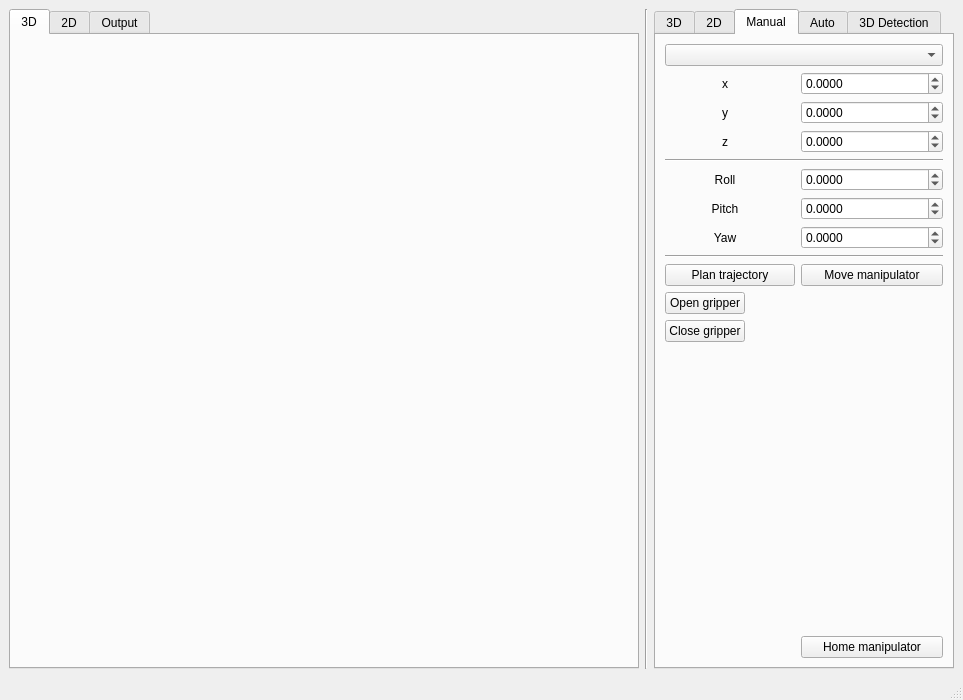
This is ui/main_window.ui in bj0rkedal/agilus_master_project as Qt 5 draws it before an edit. The edited form follows.
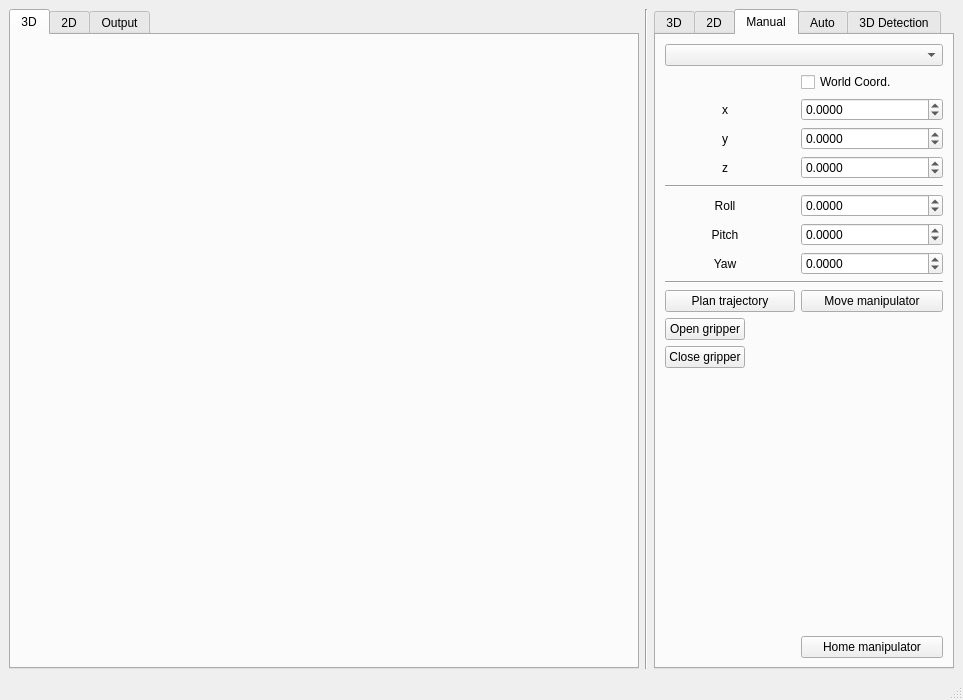
This is the edited form. The open tabs and pages were chosen to show the change. Icons and pictures are not drawn.

Commit message: Added world coordinate mode to manual mode and some small changes

Patch:
```diff
--- a/ui/main_window.ui
+++ b/ui/main_window.ui
@@ -37,7 +37,7 @@
        </size>
       </property>
       <property name="currentIndex">
-       <number>3</number>
+       <number>2</number>
       </property>
       <widget class="QWidget" name="tab_4">
        <attribute name="title">
@@ -442,7 +442,7 @@
           </property>
          </widget>
         </item>
-        <item row="1" column="0">
+        <item row="2" column="0">
          <widget class="QLabel" name="label_4">
           <property name="minimumSize">
            <size>
@@ -458,7 +458,7 @@
           </property>
          </widget>
         </item>
-        <item row="2" column="0">
+        <item row="3" column="0">
          <widget class="QLabel" name="label_5">
           <property name="minimumSize">
            <size>
@@ -474,7 +474,7 @@
           </property>
          </widget>
         </item>
-        <item row="3" column="0">
+        <item row="4" column="0">
          <widget class="QLabel" name="label_6">
           <property name="minimumSize">
            <size>
@@ -490,7 +490,7 @@
           </property>
          </widget>
         </item>
-        <item row="4" column="0" colspan="2">
+        <item row="5" column="0" colspan="2">
          <widget class="Line" name="line_2">
           <property name="minimumSize">
            <size>
@@ -503,7 +503,7 @@
           </property>
          </widget>
         </item>
-        <item row="1" column="1">
+        <item row="2" column="1">
          <widget class="QDoubleSpinBox" name="xPosDoubleSpinBox">
           <property name="maximumSize">
            <size>
@@ -531,32 +531,32 @@
           </property>
          </widget>
         </item>
-        <item row="2" column="1">
-         <widget class="QDoubleSpinBox" name="yPosDoubleSpinBox">
-          <property name="maximumSize">
-           <size>
-            <width>1677215</width>
-            <height>16777215</height>
-           </size>
-          </property>
-          <property name="decimals">
-           <number>4</number>
-          </property>
-          <property name="minimum">
-           <double>-2.000000000000000</double>
-          </property>
-          <property name="maximum">
-           <double>2.000000000000000</double>
-          </property>
-          <property name="singleStep">
-           <double>0.010000000000000</double>
-          </property>
-          <property name="value">
-           <double>0.000000000000000</double>
-          </property>
-         </widget>
-        </item>
         <item row="3" column="1">
+         <widget class="QDoubleSpinBox" name="yPosDoubleSpinBox">
+          <property name="maximumSize">
+           <size>
+            <width>1677215</width>
+            <height>16777215</height>
+           </size>
+          </property>
+          <property name="decimals">
+           <number>4</number>
+          </property>
+          <property name="minimum">
+           <double>-2.000000000000000</double>
+          </property>
+          <property name="maximum">
+           <double>2.000000000000000</double>
+          </property>
+          <property name="singleStep">
+           <double>0.010000000000000</double>
+          </property>
+          <property name="value">
+           <double>0.000000000000000</double>
+          </property>
+         </widget>
+        </item>
+        <item row="4" column="1">
          <widget class="QDoubleSpinBox" name="zPosDoubleSpinBox">
           <property name="maximumSize">
            <size>
@@ -578,7 +578,7 @@
           </property>
          </widget>
         </item>
-        <item row="5" column="0">
+        <item row="6" column="0">
          <widget class="QLabel" name="label_8">
           <property name="minimumSize">
            <size>
@@ -594,7 +594,7 @@
           </property>
          </widget>
         </item>
-        <item row="6" column="0">
+        <item row="7" column="0">
          <widget class="QLabel" name="label_9">
           <property name="minimumSize">
            <size>
@@ -610,7 +610,7 @@
           </property>
          </widget>
         </item>
-        <item row="7" column="0">
+        <item row="8" column="0">
          <widget class="QLabel" name="label_10">
           <property name="minimumSize">
            <size>
@@ -626,7 +626,7 @@
           </property>
          </widget>
         </item>
-        <item row="5" column="1">
+        <item row="6" column="1">
          <widget class="QDoubleSpinBox" name="rollDoubleSpinBox">
           <property name="maximumSize">
            <size>
@@ -648,7 +648,7 @@
           </property>
          </widget>
         </item>
-        <item row="6" column="1">
+        <item row="7" column="1">
          <widget class="QDoubleSpinBox" name="pitchDoubleSpinBox">
           <property name="maximumSize">
            <size>
@@ -670,7 +670,7 @@
           </property>
          </widget>
         </item>
-        <item row="7" column="1">
+        <item row="8" column="1">
          <widget class="QDoubleSpinBox" name="yawDoubleSpinBox">
           <property name="maximumSize">
            <size>
@@ -692,7 +692,7 @@
           </property>
          </widget>
         </item>
-        <item row="8" column="0" colspan="2">
+        <item row="9" column="0" colspan="2">
          <widget class="Line" name="line_3">
           <property name="minimumSize">
            <size>
@@ -705,7 +705,7 @@
           </property>
          </widget>
         </item>
-        <item row="9" column="0">
+        <item row="10" column="0">
          <widget class="QPushButton" name="planTrajPushButton">
           <property name="minimumSize">
            <size>
@@ -718,7 +718,7 @@
           </property>
          </widget>
         </item>
-        <item row="9" column="1">
+        <item row="10" column="1">
          <widget class="QPushButton" name="moveManipPushButton">
           <property name="maximumSize">
            <size>
@@ -734,7 +734,7 @@
           </property>
          </widget>
         </item>
-        <item row="12" column="1">
+        <item row="13" column="1">
          <widget class="QPushButton" name="homeManipPushButton">
           <property name="maximumSize">
            <size>
@@ -750,7 +750,7 @@
           </property>
          </widget>
         </item>
-        <item row="11" column="1">
+        <item row="12" column="1">
          <spacer name="verticalSpacer_3">
           <property name="orientation">
            <enum>Qt::Vertical</enum>
@@ -763,20 +763,27 @@
           </property>
          </spacer>
         </item>
-        <item row="11" column="0">
+        <item row="12" column="0">
          <widget class="QPushButton" name="closeGripperButton">
           <property name="text">
            <string>Close gripper</string>
           </property>
          </widget>
         </item>
-        <item row="10" column="0">
+        <item row="11" column="0">
          <widget class="QPushButton" name="openGripperButton">
           <property name="text">
            <string>Open gripper</string>
           </property>
          </widget>
         </item>
+        <item row="1" column="1">
+         <widget class="QCheckBox" name="worldCoordinatesCheckBox">
+          <property name="text">
+           <string>World Coord.</string>
+          </property>
+         </widget>
+        </item>
        </layout>
       </widget>
       <widget class="QWidget" name="tab_5">
```
The commit also changes 2 other files.
